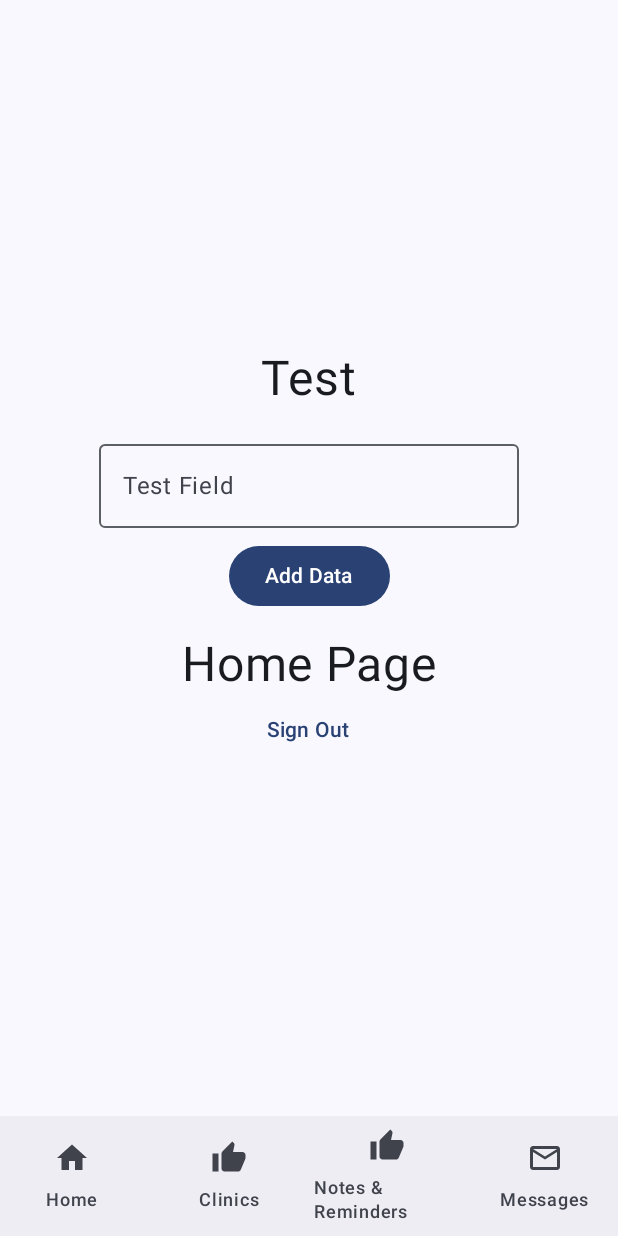
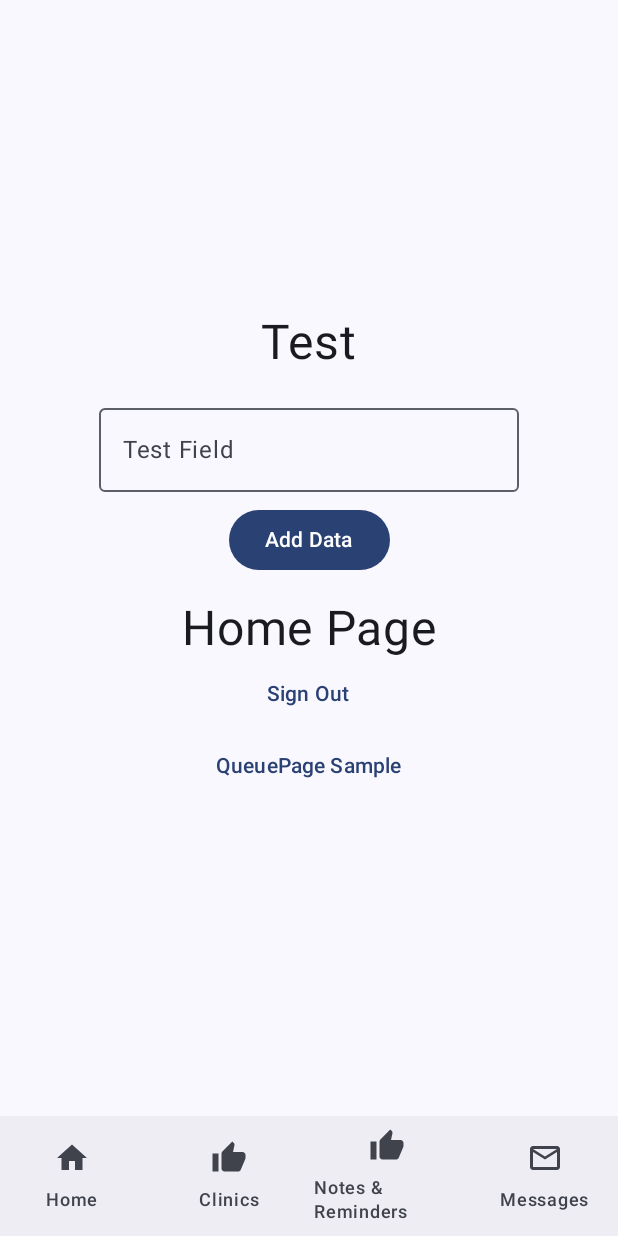
Before and after one commit to xwlow/INF2007_Project, an Android app built with Jetpack Compose: the HomePage screen opened through its navigation route, on a phone screen of 412 x 824 dp. Run offline under Robolectric (Android 15) with nearby library versions, the phone set to English and light mode, and no system bars; our stand-ins replace Firebase (no records; nobody signed in at launch, a user with empty details on screens opened directly), livedata-compose.

Commit message:
QueuePage layout sample

```diff
--- a/app/src/main/java/com/example/inf2007_project/Navigation.kt
+++ b/app/src/main/java/com/example/inf2007_project/Navigation.kt
@@ -13,6 +13,7 @@ import com.example.inf2007_project.pages.HomePage
 import com.example.inf2007_project.pages.LoginPage
 import com.example.inf2007_project.pages.Messaging
 import com.example.inf2007_project.pages.NotesRemindersPage
+import com.example.inf2007_project.pages.QueuePage
 import com.example.inf2007_project.pages.SignupPage
 
 @RequiresApi(Build.VERSION_CODES.O)
@@ -39,6 +40,9 @@ fun Navigation(modifier: Modifier = Modifier, authViewModel: AuthViewModel, test
         composable("messages"){
             Messaging(modifier, navController, authViewModel, testViewModel)
         }
+        composable("queue"){
+            QueuePage(modifier, navController, authViewModel, testViewModel)
+        }
 
     } )
 }
--- a/app/src/main/java/com/example/inf2007_project/pages/HomePage.kt
+++ b/app/src/main/java/com/example/inf2007_project/pages/HomePage.kt
@@ -117,6 +117,13 @@ fun HomePage(modifier: Modifier = Modifier, navController : NavController, authV
             }) {
                 Text(text = "Sign Out")
             }
+
+            // Just for me to view the page - Deric
+            TextButton(onClick = {
+                navController.navigate("queue")
+            }) {
+                Text(text = "QueuePage Sample")
+            }
         }
     }
 }
```
